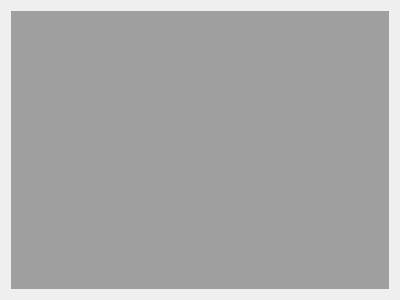
The window that QtCreator/QtWidgetBasic/mdieditor/mdieditor.ui (rojarsmith/lab) describes before a commit, drawn with Qt 5.
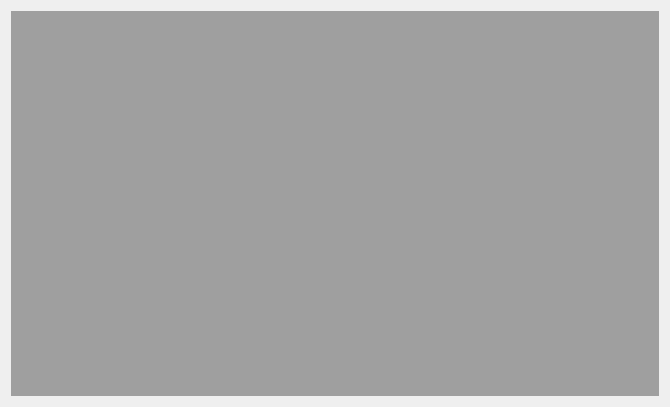
The same window after the commit.

Commit message: +Add MDI layout.

```diff
--- a/QtCreator/QtWidgetBasic/mdieditor/mdieditor.ui
+++ b/QtCreator/QtWidgetBasic/mdieditor/mdieditor.ui
@@ -6,8 +6,8 @@
    <rect>
     <x>0</x>
     <y>0</y>
-    <width>400</width>
-    <height>300</height>
+    <width>670</width>
+    <height>407</height>
    </rect>
   </property>
   <property name="windowTitle">
```
Left out of the diff: 131 changed lines with no effect on the pictures.
